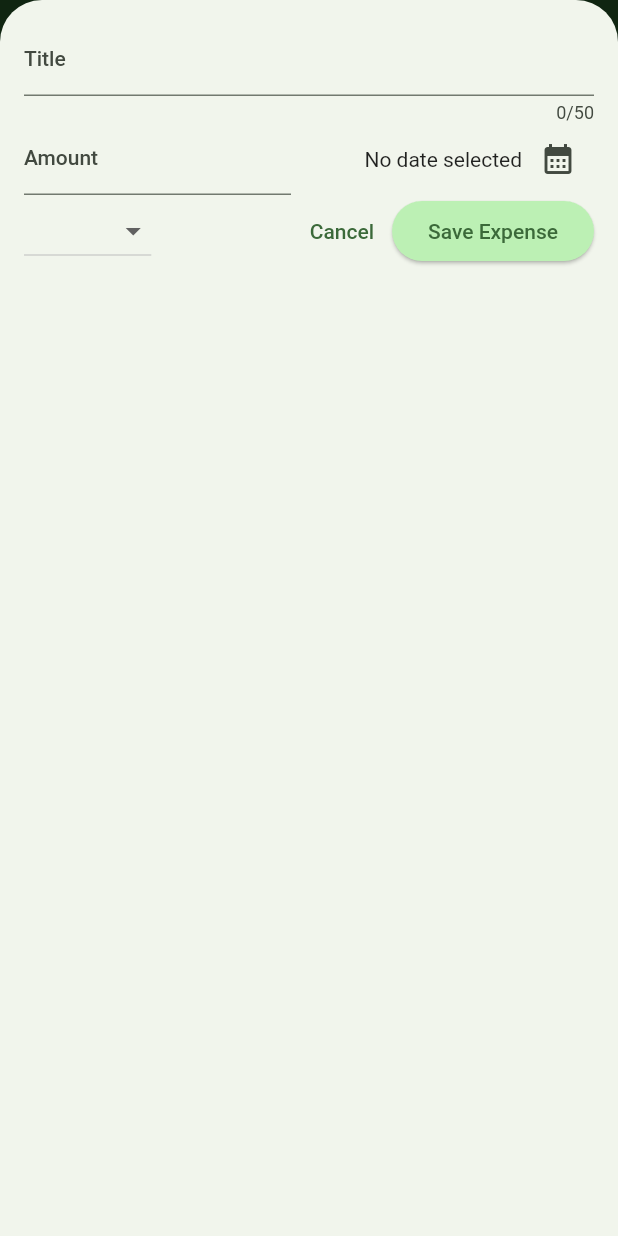
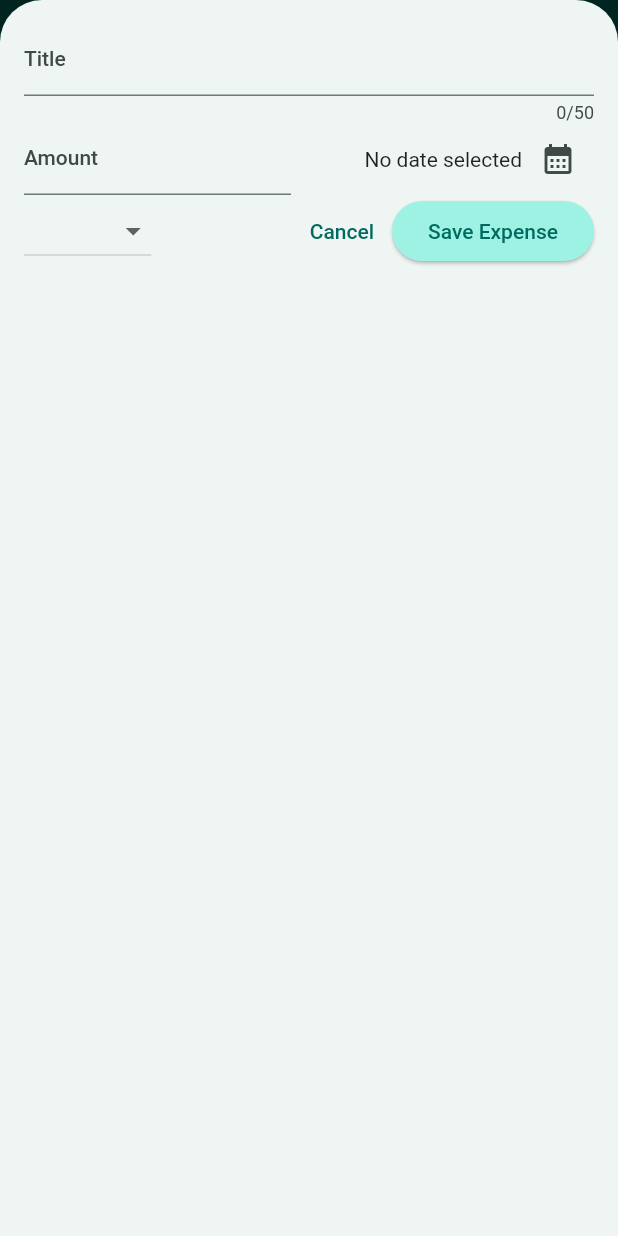
Before and after one commit to Eraycak/expense_tracker_app, a Flutter app: the screen it shows after launch, after a tap on the "add" icon, on a phone screen of 412 x 824 dp. Run offline on Flutter 3.47's test engine with Material 2 defaults, Android fonts, the phone set to English and light mode, and no system bars.

Commit message:
chore: comment lines

```diff
--- a/lib/main.dart
+++ b/lib/main.dart
@@ -3,12 +3,12 @@ import 'package:flutter/material.dart';
 import 'package:flutter/services.dart';
 
 final ColorScheme colorSchemeLight = ColorScheme.fromSeed(
-  seedColor: Colors.green,
+  seedColor: Colors.teal,
   brightness: Brightness.light,
 );
 
 final ColorScheme colorSchemeDark = ColorScheme.fromSeed(
-  seedColor: Colors.green,
+  seedColor: Colors.teal,
   brightness: Brightness.dark,
 );
 
--- a/lib/models/expense_bucket.dart
+++ b/lib/models/expense_bucket.dart
@@ -22,6 +22,7 @@ class ExpenseBucket {
       (previousValue, expense) => previousValue + expense.amount,
     );
 
+    //? this is the same as the above code
     /*double sum = 0;
     for (final expense in expenses) {
       sum += expense.amount;
--- a/lib/widgets/charts/chart_bar.dart
+++ b/lib/widgets/charts/chart_bar.dart
@@ -24,7 +24,7 @@ class ChartBar extends StatelessWidget {
                   const BorderRadius.vertical(top: Radius.circular(8)),
               color: isDarkMode
                   ? Theme.of(context).colorScheme.secondary
-                  : Theme.of(context).colorScheme.primary.withOpacity(0.65),
+                  : Theme.of(context).colorScheme.primary.withOpacity(0.75),
             ),
           ),
         ),
--- a/lib/widgets/expenses.dart
+++ b/lib/widgets/expenses.dart
@@ -99,7 +99,7 @@ class _ExpensesState extends State<Expenses> {
           ),
         ],
       ),
-      body: !isLandscape
+      body: !isLandscape //* This is to make the layout responsive
           ? Column(
               children: [
                 Chart(
--- a/lib/widgets/new_expense.dart
+++ b/lib/widgets/new_expense.dart
@@ -138,7 +138,7 @@ class _NewExpenseState extends State<NewExpense> {
     if (isLandscape) {
       return _buildLandscapeLayout(context);
     } else {
-      return _buildPortraitLayout();
+      return _buildPortraitLayout(context);
     }
   }
 
@@ -211,7 +211,7 @@ class _NewExpenseState extends State<NewExpense> {
     ];
   }
 
-  List<Widget> _buildPortraitLayout() {
+  List<Widget> _buildPortraitLayout(BuildContext context) {
     return [
       TextField(
         controller: _titleController,
```
